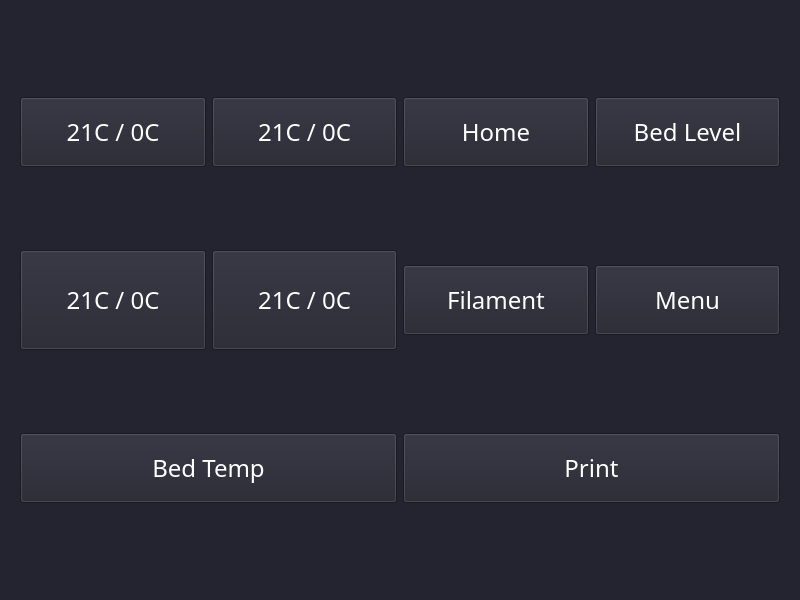
cpyarger/inker, file form.ui: the form before one commit.
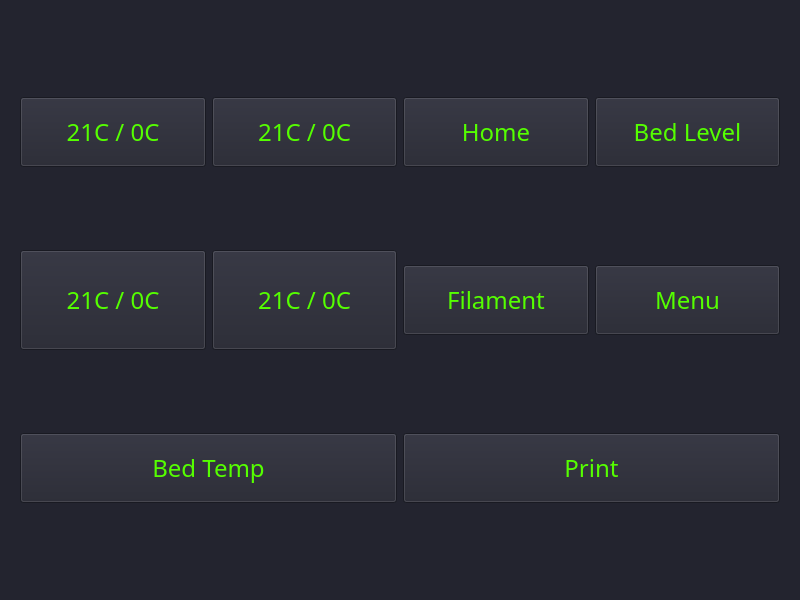
The form after the commit. Icons and pictures are not drawn.

Patch:
```diff
--- a/form.ui
+++ b/form.ui
@@ -94,9 +94,9 @@
      <colorrole role="ButtonText">
       <brush brushstyle="SolidPattern">
        <color alpha="255">
-        <red>255</red>
+        <red>85</red>
         <green>255</green>
-        <blue>255</blue>
+        <blue>0</blue>
        </color>
       </brush>
      </colorrole>
@@ -240,9 +240,9 @@
      <colorrole role="ButtonText">
       <brush brushstyle="SolidPattern">
        <color alpha="255">
-        <red>255</red>
+        <red>85</red>
         <green>255</green>
-        <blue>255</blue>
+        <blue>0</blue>
        </color>
       </brush>
      </colorrole>
@@ -503,8 +503,8 @@
         <widget class="QToolButton" name="btnLevel">
          <property name="sizePolicy">
           <sizepolicy hsizetype="Preferred" vsizetype="Fixed">
-           <horstretch>2</horstretch>
-           <verstretch>2</verstretch>
+           <horstretch>0</horstretch>
+           <verstretch>0</verstretch>
           </sizepolicy>
          </property>
          <property name="minimumSize">
@@ -532,14 +532,17 @@
          <property name="toolButtonStyle">
           <enum>Qt::ToolButtonTextUnderIcon</enum>
          </property>
+         <property name="autoRaise">
+          <bool>false</bool>
+         </property>
         </widget>
        </item>
        <item row="1" column="4">
         <widget class="QToolButton" name="btnMenu">
          <property name="sizePolicy">
           <sizepolicy hsizetype="Preferred" vsizetype="Fixed">
-           <horstretch>2</horstretch>
-           <verstretch>2</verstretch>
+           <horstretch>0</horstretch>
+           <verstretch>0</verstretch>
           </sizepolicy>
          </property>
          <property name="minimumSize">
@@ -567,14 +570,17 @@
          <property name="toolButtonStyle">
           <enum>Qt::ToolButtonTextUnderIcon</enum>
          </property>
+         <property name="autoRaise">
+          <bool>false</bool>
+         </property>
         </widget>
        </item>
        <item row="1" column="0">
         <widget class="QToolButton" name="toolButton_10">
          <property name="sizePolicy">
           <sizepolicy hsizetype="Preferred" vsizetype="Fixed">
-           <horstretch>2</horstretch>
-           <verstretch>2</verstretch>
+           <horstretch>0</horstretch>
+           <verstretch>0</verstretch>
           </sizepolicy>
          </property>
          <property name="minimumSize">
@@ -602,14 +608,17 @@
          <property name="toolButtonStyle">
           <enum>Qt::ToolButtonTextUnderIcon</enum>
          </property>
+         <property name="autoRaise">
+          <bool>false</bool>
+         </property>
         </widget>
        </item>
        <item row="1" column="3">
         <widget class="QToolButton" name="btnFilament">
          <property name="sizePolicy">
           <sizepolicy hsizetype="Preferred" vsizetype="Fixed">
-           <horstretch>2</horstretch>
-           <verstretch>2</verstretch>
+           <horstretch>0</horstretch>
+           <verstretch>0</verstretch>
           </sizepolicy>
          </property>
          <property name="minimumSize">
@@ -637,14 +646,17 @@
          <property name="toolButtonStyle">
           <enum>Qt::ToolButtonTextUnderIcon</enum>
          </property>
+         <property name="autoRaise">
+          <bool>false</bool>
+         </property>
         </widget>
        </item>
        <item row="0" column="0">
         <widget class="QToolButton" name="toolButton_7">
          <property name="sizePolicy">
           <sizepolicy hsizetype="Preferred" vsizetype="Fixed">
-           <horstretch>2</horstretch>
-           <verstretch>2</verstretch>
+           <horstretch>0</horstretch>
+           <verstretch>0</verstretch>
           </sizepolicy>
          </property>
          <property name="minimumSize">
@@ -672,14 +684,17 @@
          <property name="toolButtonStyle">
           <enum>Qt::ToolButtonTextUnderIcon</enum>
          </property>
+         <property name="autoRaise">
+          <bool>false</bool>
+         </property>
         </widget>
        </item>
        <item row="0" column="1">
         <widget class="QToolButton" name="toolButton_8">
          <property name="sizePolicy">
           <sizepolicy hsizetype="Preferred" vsizetype="Fixed">
-           <horstretch>2</horstretch>
-           <verstretch>2</verstretch>
+           <horstretch>0</horstretch>
+           <verstretch>0</verstretch>
           </sizepolicy>
          </property>
          <property name="minimumSize">
@@ -707,14 +722,17 @@
          <property name="toolButtonStyle">
           <enum>Qt::ToolButtonTextUnderIcon</enum>
          </property>
+         <property name="autoRaise">
+          <bool>false</bool>
+         </property>
         </widget>
        </item>
        <item row="0" column="3">
         <widget class="QToolButton" name="btnHome">
          <property name="sizePolicy">
           <sizepolicy hsizetype="Preferred" vsizetype="Fixed">
-           <horstretch>2</horstretch>
-           <verstretch>2</verstretch>
+           <horstretch>0</horstretch>
+           <verstretch>0</verstretch>
           </sizepolicy>
          </property>
          <property name="minimumSize">
@@ -742,6 +760,9 @@
          <property name="toolButtonStyle">
           <enum>Qt::ToolButtonTextUnderIcon</enum>
          </property>
+         <property name="autoRaise">
+          <bool>false</bool>
+         </property>
         </widget>
        </item>
        <item row="1" column="1">
@@ -777,14 +798,17 @@
          <property name="toolButtonStyle">
           <enum>Qt::ToolButtonTextUnderIcon</enum>
          </property>
+         <property name="autoRaise">
+          <bool>false</bool>
+         </property>
         </widget>
        </item>
        <item row="2" column="3" colspan="2">
         <widget class="QToolButton" name="btnPrint">
          <property name="sizePolicy">
           <sizepolicy hsizetype="Preferred" vsizetype="Fixed">
-           <horstretch>2</horstretch>
-           <verstretch>2</verstretch>
+           <horstretch>0</horstretch>
+           <verstretch>0</verstretch>
           </sizepolicy>
          </property>
          <property name="minimumSize">
@@ -812,14 +836,17 @@
          <property name="toolButtonStyle">
           <enum>Qt::ToolButtonTextUnderIcon</enum>
          </property>
+         <property name="autoRaise">
+          <bool>false</bool>
+         </property>
         </widget>
        </item>
        <item row="2" column="0" colspan="2">
         <widget class="QToolButton" name="btnBedTemp">
          <property name="sizePolicy">
           <sizepolicy hsizetype="Preferred" vsizetype="Fixed">
-           <horstretch>2</horstretch>
-           <verstretch>2</verstretch>
+           <horstretch>0</horstretch>
+           <verstretch>0</verstretch>
           </sizepolicy>
          </property>
          <property name="minimumSize">
@@ -847,6 +874,9 @@
          <property name="toolButtonStyle">
           <enum>Qt::ToolButtonTextUnderIcon</enum>
          </property>
+         <property name="autoRaise">
+          <bool>false</bool>
+         </property>
         </widget>
        </item>
       </layout>
```
Left out of the diff: 21 changed lines with no effect on the pictures.
